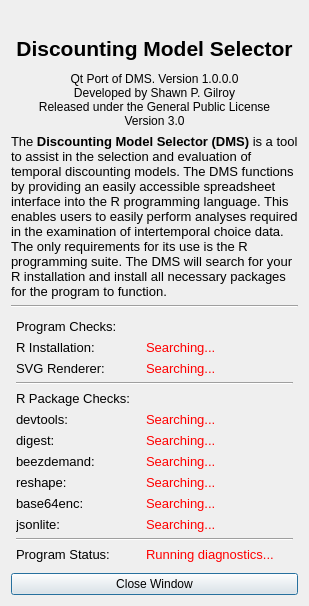
miyamot0/DemandCalculatorQT, file statusdialog.ui: the form before one commit.
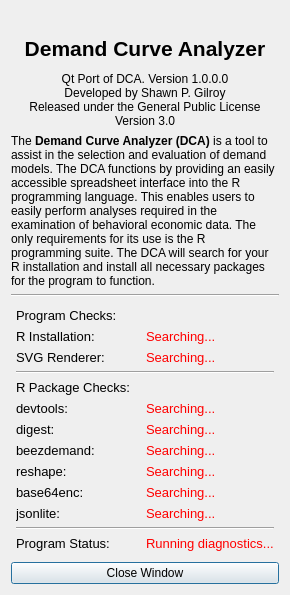
The form after the commit. Icons and pictures are not drawn.

What changed in the file:
```diff
--- a/statusdialog.ui
+++ b/statusdialog.ui
@@ -10,7 +10,7 @@
     <x>0</x>
     <y>0</y>
     <width>481</width>
-    <height>659</height>
+    <height>748</height>
    </rect>
   </property>
   <property name="sizePolicy">
@@ -83,7 +83,7 @@
           </font>
          </property>
          <property name="text">
-          <string>Discounting Model Selector</string>
+          <string>Demand Curve Analyzer</string>
          </property>
          <property name="alignment">
           <set>Qt::AlignCenter</set>
@@ -114,7 +114,7 @@
 &lt;html&gt;&lt;head&gt;&lt;meta name=&quot;qrichtext&quot; content=&quot;1&quot; /&gt;&lt;style type=&quot;text/css&quot;&gt;
 p, li { white-space: pre-wrap; }
 &lt;/style&gt;&lt;/head&gt;&lt;body style=&quot; font-family:'MS Shell Dlg 2'; font-size:10pt; font-weight:400; font-style:normal;&quot;&gt;
-&lt;p style=&quot; margin-top:0px; margin-bottom:0px; margin-left:0px; margin-right:0px; -qt-block-indent:0; text-indent:0px;&quot;&gt;&lt;span style=&quot; font-size:9pt;&quot;&gt;Qt Port of DMS. Version 1.0.0.0&lt;/span&gt;&lt;/p&gt;
+&lt;p style=&quot; margin-top:0px; margin-bottom:0px; margin-left:0px; margin-right:0px; -qt-block-indent:0; text-indent:0px;&quot;&gt;&lt;span style=&quot; font-size:9pt;&quot;&gt;Qt Port of DCA. Version 1.0.0.0&lt;/span&gt;&lt;/p&gt;
 &lt;p style=&quot; margin-top:0px; margin-bottom:0px; margin-left:0px; margin-right:0px; -qt-block-indent:0; text-indent:0px;&quot;&gt;&lt;span style=&quot; font-size:9pt;&quot;&gt;Developed by Shawn P. Gilroy&lt;br /&gt;Released under the General Public License&lt;/span&gt;&lt;/p&gt;
 &lt;p style=&quot; margin-top:0px; margin-bottom:0px; margin-left:0px; margin-right:0px; -qt-block-indent:0; text-indent:0px;&quot;&gt;&lt;span style=&quot; font-size:9pt;&quot;&gt;Version 3.0&lt;/span&gt;&lt;/p&gt;&lt;/body&gt;&lt;/html&gt;</string>
        </property>
@@ -141,7 +141,7 @@
         </size>
        </property>
        <property name="text">
-        <string>&lt;html&gt;&lt;head/&gt;&lt;body&gt;&lt;p&gt;&lt;span style=&quot; font-size:10pt;&quot;&gt;The &lt;/span&gt;&lt;span style=&quot; font-size:10pt; font-weight:600;&quot;&gt;Discounting Model Selector (DMS)&lt;/span&gt;&lt;span style=&quot; font-size:10pt;&quot;&gt; is a tool to assist in the selection and evaluation of temporal discounting models. The DMS functions by providing an easily accessible spreadsheet interface into the R programming language. This enables users to easily perform analyses required in the examination of intertemporal choice data. The only requirements for its use is the R programming suite. The DMS will search for your R installation and install all necessary packages for the program to function.&lt;/span&gt;&lt;/p&gt;&lt;/body&gt;&lt;/html&gt;</string>
+        <string>&lt;html&gt;&lt;head/&gt;&lt;body&gt;&lt;p&gt;The &lt;span style=&quot; font-weight:600;&quot;&gt;Demand Curve Analyzer (DCA)&lt;/span&gt; is a tool to assist in the selection and evaluation of demand models. The DCA functions by providing an easily accessible spreadsheet interface into the R programming language. This enables users to easily perform analyses required in the examination of behavioral economic data. The only requirements for its use is the R programming suite. The DCA will search for your R installation and install all necessary packages for the program to function.&lt;/p&gt;&lt;/body&gt;&lt;/html&gt;</string>
        </property>
        <property name="textFormat">
         <enum>Qt::RichText</enum>
```
